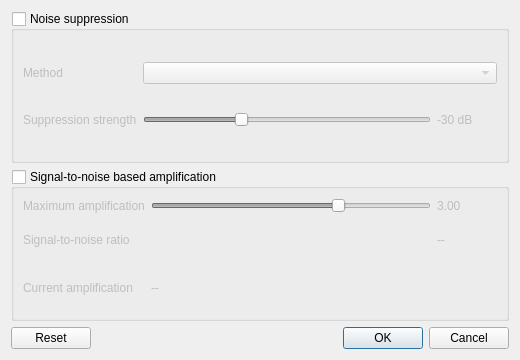
Before: the Qt Designer form src/mumble/UserLocalAudioDialog.ui in d3adb5/mumble, drawn with Qt 5.
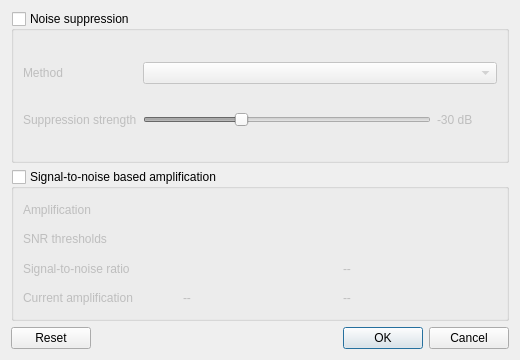
After: the same form once the commit is applied. Custom widgets are drawn as their Qt base class.

Commit message: FEAT(client): Align per-user amplification with the input's level model

Patch:
```diff
--- a/src/mumble/UserLocalAudioDialog.ui
+++ b/src/mumble/UserLocalAudioDialog.ui
@@ -118,66 +118,52 @@
       <item row="0" column="0">
        <widget class="QLabel" name="qliMaxAmp">
         <property name="text">
-         <string>Maximum amplification</string>
+         <string>Amplification</string>
         </property>
         <property name="buddy">
          <cstring>qsMaxAmp</cstring>
         </property>
        </widget>
       </item>
-      <item row="0" column="1">
-       <widget class="QSlider" name="qsMaxAmp">
+      <item row="0" column="1" colspan="2">
+       <widget class="MultiSlider" name="qsAmp" native="true">
         <property name="toolTip">
-         <string>Upper bound of the amplification applied to this user's speech</string>
-        </property>
-        <property name="minimum">
-         <number>0</number>
-        </property>
-        <property name="maximum">
-         <number>29500</number>
-        </property>
-        <property name="singleStep">
-         <number>500</number>
-        </property>
-        <property name="pageStep">
-         <number>2000</number>
-        </property>
-        <property name="value">
-         <number>20000</number>
-        </property>
-        <property name="orientation">
-         <enum>Qt::Orientation::Horizontal</enum>
-        </property>
-       </widget>
-      </item>
-      <item row="0" column="2">
-       <widget class="QLabel" name="qlMaxAmp">
-        <property name="minimumSize">
-         <size>
-          <width>60</width>
-          <height>0</height>
-         </size>
-        </property>
-        <property name="text">
-         <string notr="true">3.00</string>
+         <string>Base, adaptive and maximum amplification for this user's stream. The base level is always applied, the adaptive level caps the gain while the stream is noise and the maximum level caps it while it is speech. The marker shows the amplification currently applied.</string>
         </property>
        </widget>
       </item>
       <item row="1" column="0">
+       <widget class="QLabel" name="qliSnrGate">
+        <property name="text">
+         <string>SNR thresholds</string>
+        </property>
+        <property name="buddy">
+         <cstring>qsSnr</cstring>
+        </property>
+       </widget>
+      </item>
+      <item row="1" column="1" colspan="2">
+       <widget class="MultiSlider" name="qsSnr" native="true">
+        <property name="toolTip">
+         <string>Frame SNR below the silence threshold counts as noise, above the speech threshold as speech; in between the previous classification is kept. The marker shows the live SNR of the received audio.</string>
+        </property>
+       </widget>
+      </item>
+      <item row="2" column="0">
        <widget class="QLabel" name="qliSnr">
         <property name="text">
          <string>Signal-to-noise ratio</string>
         </property>
        </widget>
       </item>
-      <item row="1" column="1">
+      <item row="2" column="1">
        <widget class="AudioBar" name="abSnr" native="true">
         <property name="toolTip">
          <string>Live signal-to-noise ratio of the audio received from this user</string>
         </property>
        </widget>
       </item>
-      <item row="1" column="2">
+      <item row="2" column="2">
        <widget class="QLabel" name="qlSnr">
         <property name="minimumSize">
          <size>
@@ -190,20 +176,27 @@
         </property>
        </widget>
       </item>
-      <item row="2" column="0">
+      <item row="3" column="0">
        <widget class="QLabel" name="qliCurrentAmp">
         <property name="text">
          <string>Current amplification</string>
         </property>
        </widget>
       </item>
-      <item row="2" column="1" colspan="2">
+      <item row="3" column="1">
        <widget class="QLabel" name="qlCurrentAmp">
         <property name="text">
          <string notr="true">--</string>
         </property>
        </widget>
       </item>
+      <item row="3" column="2">
+       <widget class="QLabel" name="qlAmpDetect">
+        <property name="text">
+         <string notr="true">--</string>
+        </property>
+       </widget>
+      </item>
      </layout>
     </widget>
    </item>
@@ -226,6 +219,12 @@
    <header>AudioStats.h</header>
    <container>1</container>
   </customwidget>
+  <customwidget>
+   <class>MultiSlider</class>
+   <extends>QWidget</extends>
+   <header>widgets/MultiSlider.h</header>
+   <container>0</container>
+  </customwidget>
  </customwidgets>
  <resources/>
  <connections/>
```
Left out of the diff: 4 changed lines with no effect on the pictures. The commit also changes 9 other files.
